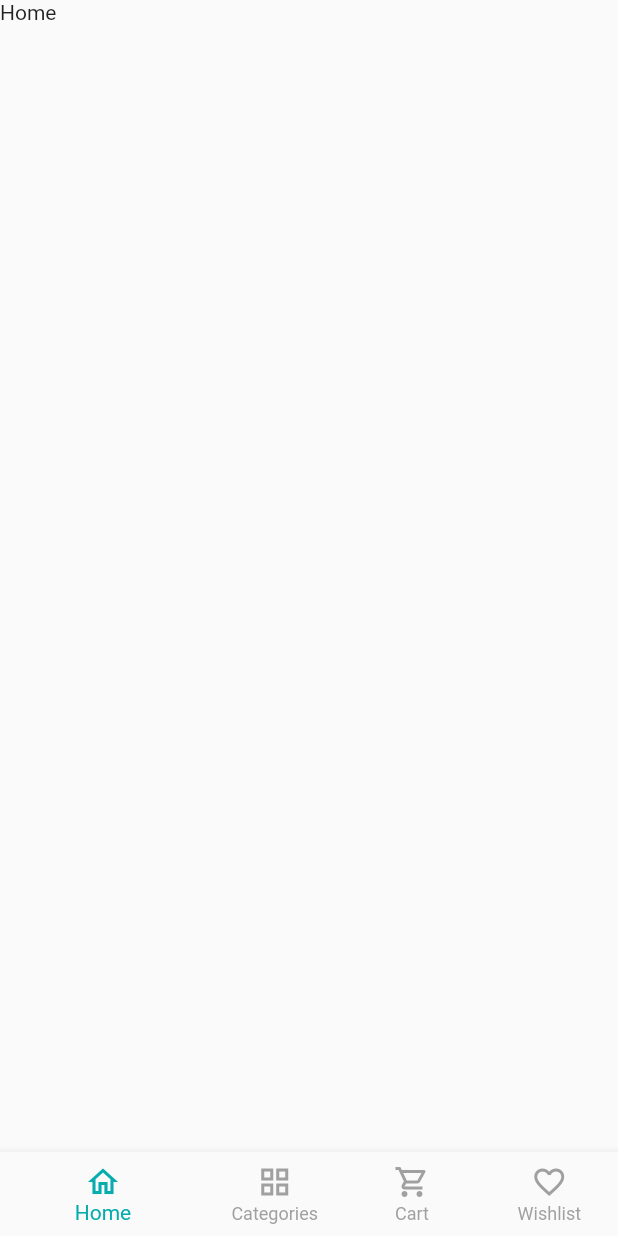
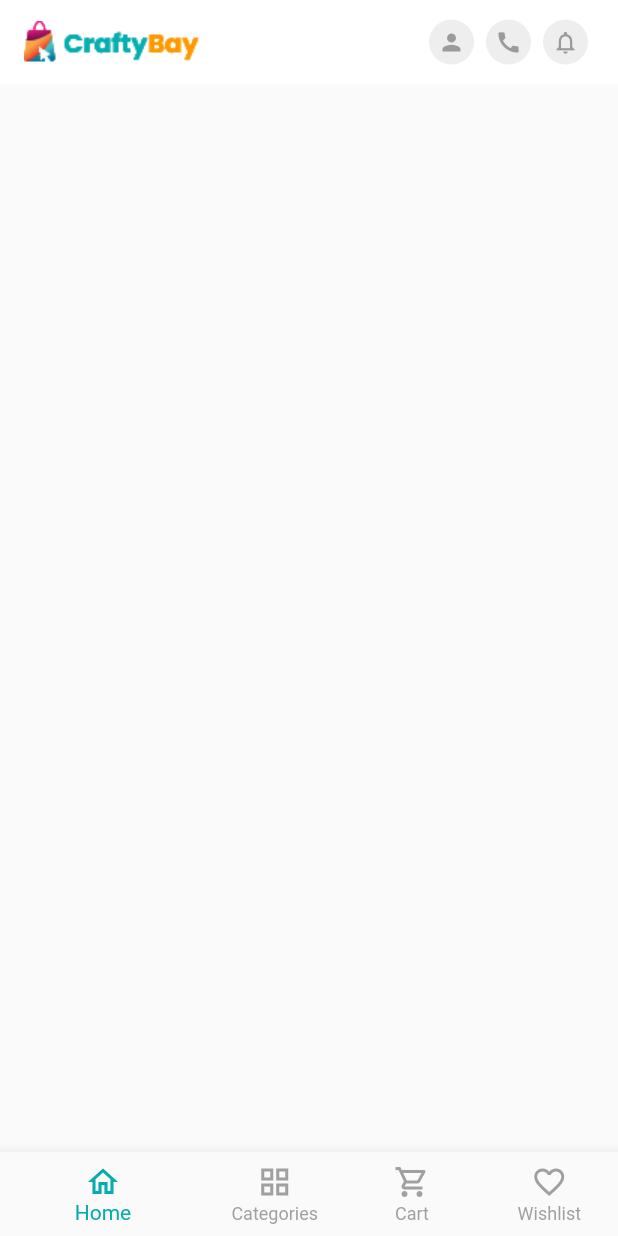
Before and after one commit to smilegse/flutter_ecommerce_app, a Flutter app: the screen it shows after launch, on a phone screen of 412 x 824 dp. Run offline on Flutter 3.47's test engine with Material 2 defaults, Android fonts, the phone set to English and light mode, and no system bars; our stand-ins replace get, pin_code_fields.

Commit message:
home screen ui desing in progress

```diff
--- a/lib/main.dart
+++ b/lib/main.dart
@@ -3,6 +3,7 @@
 // State management - Getx
 // 1. UI + Functional 2. Statement management 3. Api integration
 
+import 'package:ecommerce_app/ui/utils/app_colors.dart';
 import 'package:flutter/material.dart';
 import 'package:get/get.dart';
 import 'ui/screens/splash_screen.dart';
@@ -16,9 +17,42 @@ class CraftyBay extends StatelessWidget {
 
   @override
   Widget build(BuildContext context) {
-    return const GetMaterialApp(
+    return GetMaterialApp(
       debugShowCheckedModeBanner: false,
-      home: SplashScreen(),
+      home: const SplashScreen(),
+      themeMode: ThemeMode.light,
+      darkTheme: ThemeData(
+        brightness: Brightness.dark,
+        appBarTheme: const AppBarTheme(
+          color: Colors.black,
+          elevation: 1,
+        ),
+        elevatedButtonTheme: ElevatedButtonThemeData(
+          style: ElevatedButton.styleFrom(
+            backgroundColor: Colors.purple,
+            textStyle: const TextStyle(
+              fontWeight: FontWeight.w400,
+              letterSpacing: 0.6,
+            ),
+          ),
+        ),
+      ),
+      theme: ThemeData(
+        appBarTheme: const AppBarTheme(
+          color: Colors.white,
+          elevation: 1,
+        ),
+        elevatedButtonTheme: ElevatedButtonThemeData(
+          style: ElevatedButton.styleFrom(
+            backgroundColor: primaryColor,
+            textStyle: const TextStyle(
+              fontWeight: FontWeight.w400,
+              letterSpacing: 0.6,
+            ),
+          ),
+        ),
+      ),
+
     );
   }
 }
--- a/lib/ui/screens/bottom_nav_bar_screen.dart
+++ b/lib/ui/screens/bottom_nav_bar_screen.dart
@@ -34,7 +34,7 @@ class _BottomNavBarScreenState extends State<BottomNavBarScreen> {
             setState(() {});
           }
         },
-        elevation: 5,
+        elevation: 8,
         selectedItemColor: primaryColor,
         unselectedItemColor: lightGreyColor,
         showUnselectedLabels: true,
@@ -47,8 +47,7 @@ class _BottomNavBarScreenState extends State<BottomNavBarScreen> {
           BottomNavigationBarItem(label: 'Home', icon: Icon(Icons.home_outlined),),
           BottomNavigationBarItem(label: 'Categories', icon: Icon(Icons.grid_view_outlined),),
           BottomNavigationBarItem(label: 'Cart', icon: Icon(Icons.shopping_cart_outlined),),
-          BottomNavigationBarItem(label: 'Wishlist', icon: Icon(Icons.favorite_border_outlined),),
-
+          BottomNavigationBarItem(label: 'Wishlist', icon: Icon(Icons.favorite_border_outlined),)
         ],
       ),
     );
--- a/lib/ui/screens/home_screen.dart
+++ b/lib/ui/screens/home_screen.dart
@@ -1,4 +1,7 @@
+
 import 'package:flutter/material.dart';
+
+import '../widgets/app_bar_icon_button.dart';
 
 class HomeScreen extends StatefulWidget {
   const HomeScreen({Key? key}) : super(key: key);
@@ -11,12 +14,26 @@ class _HomeScreenState extends State<HomeScreen> {
   @override
   Widget build(BuildContext context) {
     return Scaffold(
-      body: SafeArea(
-        child: Column(
+      appBar: AppBar(
+        elevation: 0,
+        title: Row(
           children: [
-            Text('Home'),
+            Image.asset('assets/images/logo_nav.png'),
+            const Spacer(),
+            AppBarIconButton(
+              iconData: Icons.person,
+              onTap: (){},
+            ),
+            AppBarIconButton(
+              iconData: Icons.call,
+              onTap: (){},
+            ),
+            AppBarIconButton(
+              iconData: Icons.notifications_none,
+              onTap: (){},
+            ),
           ],
-        )
+        ),
       ),
     );
   }
--- a/lib/ui/screens/splash_screen.dart
+++ b/lib/ui/screens/splash_screen.dart
@@ -16,7 +16,7 @@ class _SplashScreenState extends State<SplashScreen> {
   void initState() {
     super.initState();
     Future.delayed(const Duration(seconds: 2)).then((value) {
-      Get.to(const BottomNavBarScreen());
+      Get.off(const BottomNavBarScreen());
     });
   }
 
--- /dev/null
+++ b/lib/ui/widgets/app_bar_icon_button.dart
@@ -0,0 +1,29 @@
+import 'package:flutter/material.dart';
+
+import '../utils/app_colors.dart';
+
+class AppBarIconButton extends StatelessWidget {
+  const AppBarIconButton({
+    super.key, required this.iconData, required this.onTap,
+  });
+
+  final IconData iconData;
+  final VoidCallback onTap;
+
+  @override
+  Widget build(BuildContext context) {
+    return InkWell(
+      borderRadius: BorderRadius.circular(20),
+      splashColor: primaryColor.withOpacity(0.2),
+      onTap: onTap,
+      child: Padding(
+        padding: const EdgeInsets.symmetric(horizontal: 4, vertical: 4),
+        child: CircleAvatar(
+          radius: 15,
+          backgroundColor: Colors.grey.shade200,
+          child: Icon(iconData, color: lightGreyColor, size: 18,),
+        ),
+      ),
+    );
+  }
+}
```
